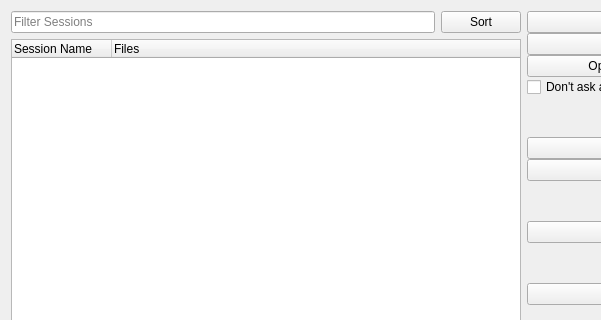
The window that kate/session/katesessionmanagedialog.ui (KDE/kate) describes before a commit, drawn with Qt 5; both pictures show x 0 to 601 and y 0 to 320 of the 758 by 475 pixel window.
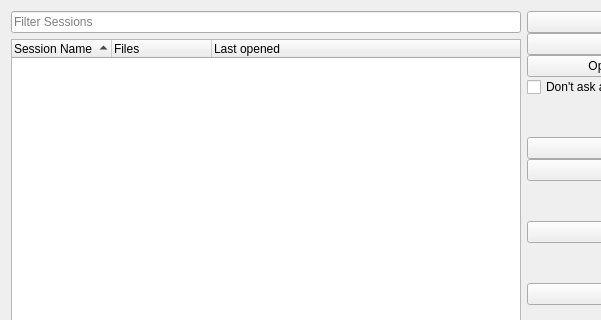
The same window after the commit. Icons and pictures are not drawn.

Commit message: Add sortable columns to session manager dialog, and remove previous sorting code

The edit to the form file:
```diff
--- a/kate/session/katesessionmanagedialog.ui
+++ b/kate/session/katesessionmanagedialog.ui
@@ -34,19 +34,6 @@
          </property>
         </widget>
        </item>
-       <item>
-        <widget class="QPushButton" name="m_sortButton">
-         <property name="sizePolicy">
-          <sizepolicy hsizetype="Expanding" vsizetype="Fixed">
-           <horstretch>0</horstretch>
-           <verstretch>0</verstretch>
-          </sizepolicy>
-         </property>
-         <property name="text">
-          <string notr="true">Sort</string>
-         </property>
-        </widget>
-       </item>
       </layout>
      </item>
      <item>
@@ -57,6 +44,9 @@
        <property name="itemsExpandable">
         <bool>false</bool>
        </property>
+       <property name="sortingEnabled">
+        <bool>true</bool>
+       </property>
        <property name="allColumnsShowFocus">
         <bool>true</bool>
        </property>
@@ -73,6 +63,11 @@
          <set>AlignLeading|AlignVCenter</set>
         </property>
        </column>
+       <column>
+        <property name="text">
+         <string>Last opened</string>
+        </property>
+       </column>
       </widget>
      </item>
     </layout>
```
Left out of the diff: 1 changed line with no effect on the pictures. The commit also changes 3 other files.
